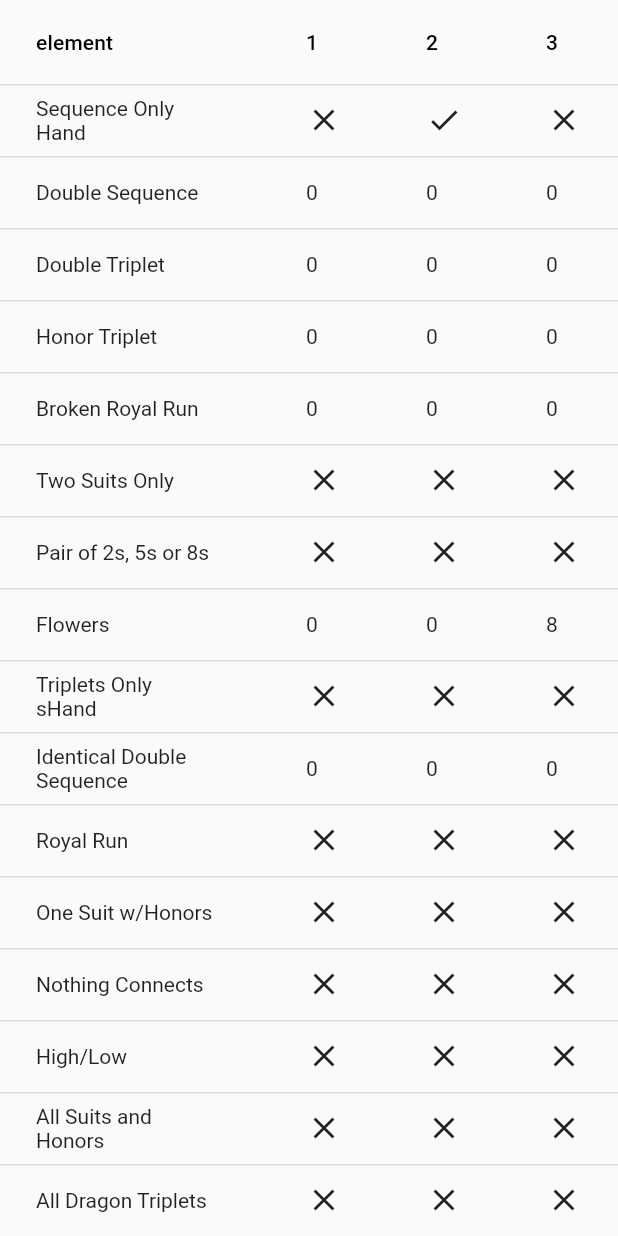
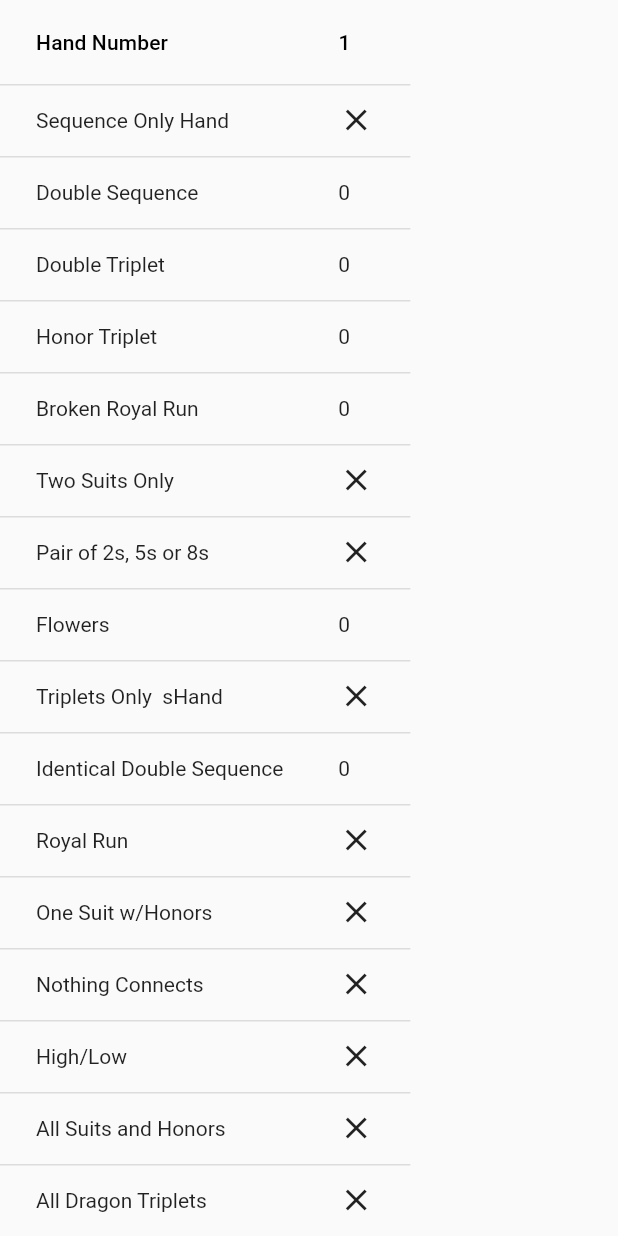
Before and after one commit to Aztal-Samoht/Mhingscore, a Flutter app: the HandListToDataTableDisplayer widget shown alone on an empty page, opened directly, on a phone screen of 412 x 824 dp. Run offline on Flutter 3.47's test engine with Material 2 defaults, Android fonts, the light colour scheme and no system bars.

Commit message:
changed the HandListProvider's add func to replace the sample hand when the first one is submitted

```diff
--- a/mhing_score_card/lib/v0.0.0/providers/hand_list_provider.dart
+++ b/mhing_score_card/lib/v0.0.0/providers/hand_list_provider.dart
@@ -10,9 +10,23 @@ Hand hand2 = Hand(false, 0, 0, 0, 0, false, false, 8, false, 0, false, false,
     false, false, false, false, false, true);
 
 class HandListProvider with ChangeNotifier {
-  List<Hand> _hands = [hand0, hand1, hand2];
+  List<Hand> _hands = [hand0];
+  bool firstScore = true;
 
   List<Hand> get hands => _hands;
 
-  void add(Hand a) => _hands.add(a);
+  void add(Hand a) {
+    if (firstScore) {
+      _hands[0] = a;
+      firstScore = false;
+    } else {
+      _hands.add(a);
+    }
+  }
+
+  String getTotalScore() {
+    num toReturn = 0;
+    for (var hand in _hands) toReturn += hand.contents[19];
+    return toReturn.toString();
+  }
 }
--- a/mhing_score_card/lib/v0.0.0/widgets/hand_datatable_displayer.dart
+++ b/mhing_score_card/lib/v0.0.0/widgets/hand_datatable_displayer.dart
@@ -1,31 +1,22 @@
 import 'package:mhing_score_card/v0.0.0/models/hand.dart';
 import 'package:mhing_score_card/v0.0.0/providers/hand_list_provider.dart';
 import 'package:mhing_score_card/v0.0.0/res/strings.dart';
+import 'package:mhing_score_card/v0.0.0/widgets/my_data_table.dart';
 import 'package:provider/provider.dart';
 import 'package:flutter/material.dart';
 
 class HandListToDataTableDisplayer extends StatelessWidget {
   const HandListToDataTableDisplayer({Key? key}) : super(key: key);
 
-  static const List<String> someStrings = ['row1', 'row2'];
-  static const List<String> otherStrings = ['column1', 'column2'];
-  static const List<List<dynamic>> moreStrings = [
-    ['cell1', 'cell2'],
-    ['cell3', 'cell4'],
-    ['cell5', 'cell6']
-  ];
-
   @override
   Widget build(BuildContext context) {
     return Consumer<HandListProvider>(builder: (context, handList, child) {
-      List<DataColumn> columns = [DataColumn(label: Text('element'))];
-      int handNum = 0;
-      for (var element in handList.hands) {
-        handNum++;
-        columns.add(DataColumn(label: Text('$handNum')));
+      List<DataColumn> columns = [DataColumn(label: Text('Hand Number'))];
+      for (int i = 0; i < handList.hands.length; i++) {
+        columns.add(DataColumn(label: Text('${i + 1}')));
       }
       List<List<dynamic>> tempArray = [];
-      for (dynamic x in handList.hands[0].contents) {
+      for (int i = 0; i < handList.hands[0].contents.length; i++) {
         tempArray.add([]);
       }
       for (int i = 0; i < handList.hands.length; i++) {
@@ -50,15 +41,9 @@ class HandListToDataTableDisplayer extends StatelessWidget {
       }
       print('\ntempCells: $tempCells');
 
-      // print('number of cells in row1: ${rows[0].cells.length}');
-      // print('number of cells in row2: ${rows[1].cells.length}');
-      return Column(
-        children: [
-          DataTable(
-            columns: columns, //[DataColumn(label: Text('element'))],
-            rows: rows, //[DataRow(cells: [DataCell(Text('Test'))])],
-          ),
-        ],
+      return MyDataTable(
+        columns: columns,
+        rows: rows,
       );
     }); //Consumer
   }
--- /dev/null
+++ b/mhing_score_card/lib/v0.0.0/widgets/my_data_table.dart
@@ -0,0 +1,14 @@
+import 'package:flutter/material.dart';
+
+class MyDataTable extends StatelessWidget {
+  const MyDataTable({Key? key, required this.columns, required this.rows})
+      : super(key: key);
+
+  final List<DataRow> rows;
+  final List<DataColumn> columns;
+
+  @override
+  Widget build(BuildContext context) {
+    return DataTable(columns: columns, rows: rows, columnSpacing: 5);
+  }
+}
```
Also changed, not shown: mhing_score_card/lib/v0.0.0/screens/scorecard_screen.dart (+9 -4 lines).
